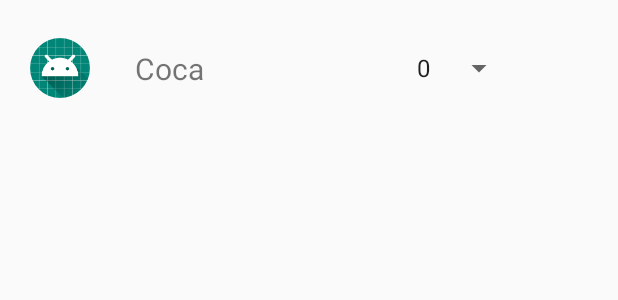
After one commit to lesslefou/PartyShare, an Android app: the layout activity_drink_adapter.xml on its own in the app's theme, with its tools: preview values and no code run, on a phone screen of 412 x 824 dp. The commit adds this screen. Shown: the top 300 px of the screen. Run offline under Robolectric (Android 15) with nearby library versions, the phone set to English and light mode, and no system bars.

Commit message:
commit 6: DrinkChoice essaie -> clique d'abord sur le layout puis sur le spinner pour modifier la quantité -> modification bdd en direct et non pas sur action bouton validé

```diff
--- a/app/build.gradle
+++ b/app/build.gradle
@@ -32,5 +32,7 @@ dependencies {
     implementation 'com.google.firebase:firebase-firestore:21.4.1'
     implementation 'com.google.firebase:firebase-analytics:17.2.3'
     implementation 'com.google.firebase:firebase-database:19.2.1'
+    implementation 'com.firebaseui:firebase-ui-database:3.1.3'
     implementation 'androidx.recyclerview:recyclerview:1.1.0'
+    implementation 'de.hdodenhof:circleimageview:3.1.0'
 }
--- a/app/src/main/java/lisa/duterte/partyshare/Create_Activity_Adapter.java
+++ b/app/src/main/java/lisa/duterte/partyshare/Create_Activity_Adapter.java
@@ -70,6 +70,7 @@ public class Create_Activity_Adapter extends RecyclerView.Adapter<Create_Activit
                     case 2:
                         Intent i2 = new Intent(mContext, DrinkChoice.class);
                         i2.putExtra("NAME_ACTIVITY",nameActivity);
+                        i2.putExtra("UPDATE",0);
                         mContext.startActivity(i2);
                         break;
                     case 3:
--- a/app/src/main/java/lisa/duterte/partyshare/ViewActivity.java
+++ b/app/src/main/java/lisa/duterte/partyshare/ViewActivity.java
@@ -67,6 +67,10 @@ public class ViewActivity extends AppCompatActivity {
         drinkUpdate.setOnClickListener(new View.OnClickListener() {
             @Override
             public void onClick(View v) {
+                Intent i = new Intent(ViewActivity.this,DrinkChoice.class);
+                i.putExtra("NAME_ACTIVITY",activityName);
+                i.putExtra("UPDATE",1);
+                startActivity(i);
 
             }
         });
--- /dev/null
+++ b/app/src/main/res/layout/activity_drink_adapter.xml
@@ -0,0 +1,53 @@
+<?xml version="1.0" encoding="utf-8"?>
+<RelativeLayout xmlns:android="http://schemas.android.com/apk/res/android"
+    xmlns:app="http://schemas.android.com/apk/res-auto"
+    xmlns:tools="http://schemas.android.com/tools"
+    android:layout_width="match_parent"
+    android:layout_height="wrap_content"
+    tools:context=".DrinkAdapter"
+    android:id="@+id/parent_layout">
+
+    <androidx.constraintlayout.widget.ConstraintLayout
+        android:layout_width="match_parent"
+        android:layout_height="wrap_content"
+        android:id="@+id/constraintLayout">
+
+        <de.hdodenhof.circleimageview.CircleImageView
+            android:id="@+id/image"
+            android:layout_width="40dp"
+            android:layout_height="40dp"
+            android:src="@mipmap/ic_launcher"
+            app:layout_constraintStart_toStartOf="parent"
+            android:layout_marginStart="20dp"
+            app:layout_constraintTop_toTopOf="parent"
+            android:layout_marginTop="25dp"
+            app:layout_constraintBottom_toBottomOf="parent"/>
+
+        <TextView
+            android:id="@+id/drinkText"
+            android:layout_width="wrap_content"
+            android:layout_height="wrap_content"
+            android:text="@string/coca"
+            android:textSize="20sp"
+            app:layout_constraintStart_toStartOf="parent"
+            android:layout_marginStart="90dp"
+            app:layout_constraintTop_toTopOf="parent"
+            android:layout_marginTop="25dp"
+            app:layout_constraintBottom_toBottomOf="parent"
+            />
+
+        <Spinner
+            android:id="@+id/quantity"
+            android:layout_width="wrap_content"
+            android:layout_height="wrap_content"
+            app:layout_constraintStart_toStartOf="parent"
+            android:layout_marginStart="270dp"
+            app:layout_constraintTop_toTopOf="parent"
+            android:layout_marginTop="25dp"
+            app:layout_constraintBottom_toBottomOf="parent"
+            android:entries="@array/quantityNumbers"/>
+
+
+    </androidx.constraintlayout.widget.ConstraintLayout>
+
+</RelativeLayout>
```
Also changed, not shown: app/src/main/AndroidManifest.xml (+43 -15 lines), app/src/main/java/lisa/duterte/partyshare/Activity.java (+19 -27 lines), app/src/main/java/lisa/duterte/partyshare/DrinkAdapter.java (added, +141 -0 lines), app/src/main/java/lisa/duterte/partyshare/DrinkChoice.java (+71 -2 lines), app/src/main/res/layout/activity_setting.xml (+33 -28 lines), app/src/main/res/layout/drink_choice_adapter.xml (added, +42 -0 lines).
